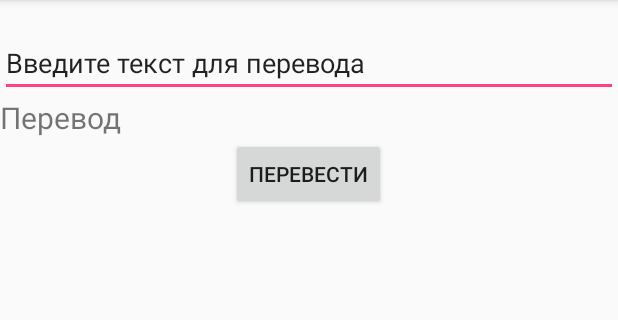
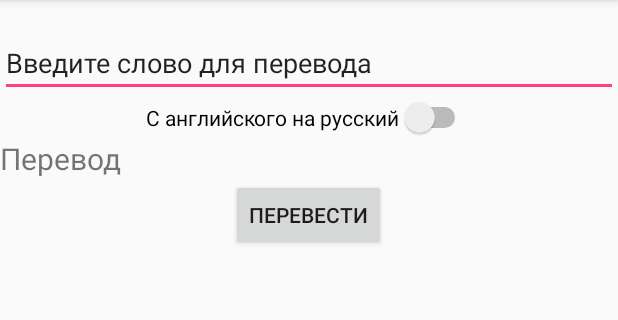
Before and after one commit to DmeetyXC/Simple-Translator, an Android app: the screen it shows after launch (MainActivity), after a tap on "ПЕРЕВЕСТИ", on a phone screen of 412 x 824 dp, the part 84-404 px from its top. Run offline under Robolectric (Android 15) with nearby library versions, the phone set to English and light mode, and no system bars.

Commit message:
Added ability to translate to English

```diff
--- a/app/src/main/java/com/example/dima/simple_translator/MainActivity.java
+++ b/app/src/main/java/com/example/dima/simple_translator/MainActivity.java
@@ -6,7 +6,9 @@ import android.support.v7.app.AppCompatActivity;
 import android.util.Log;
 import android.view.View;
 import android.widget.Button;
+import android.widget.CompoundButton;
 import android.widget.EditText;
+import android.widget.Switch;
 import android.widget.TextView;
 import android.widget.Toast;
 
@@ -26,6 +28,8 @@ public class MainActivity extends AppCompatActivity {
     private EditText inputText;
     private TextView translateText;
     private Button translateButton;
+    private Switch switch_translate;
+    private Map<String, String> mapJson;
 
     private final String URL = "https://translate.yandex.net";
     //ключ получаем в личном кабинете яндекса
@@ -48,17 +52,35 @@ public class MainActivity extends AppCompatActivity {
         inputText = (EditText) findViewById(R.id.input_text);
         translateText = (TextView) findViewById(R.id.translate_text);
         translateButton = (Button) findViewById(R.id.translate_button);
+        switch_translate = (Switch) findViewById(R.id.switch_translate);
 
         StrictMode.ThreadPolicy policy = new StrictMode.ThreadPolicy.Builder().permitAll().build();
         StrictMode.setThreadPolicy(policy);
+        mapJson = new HashMap<String, String>();
+        switchChange();
 
+        //слушатель свича
+        switch_translate.setOnCheckedChangeListener(new CompoundButton.OnCheckedChangeListener() {
+            @Override
+            public void onCheckedChanged(CompoundButton compoundButton, boolean b) {
+                switchChange();
+            }
+        });
+
+        //слушатель нажатия кнопки "Перевести"
         translateButton.setOnClickListener(new View.OnClickListener() {
             @Override
             public void onClick(View view) {
-                Map<String, String> mapJson = new HashMap<String, String>();
+                translate();
+            }
+        });
+    }
+
+    //считывание и перевод
+    private void translate () {
         mapJson.put("key", KEY);
         mapJson.put("text", inputText.getText().toString());
-                mapJson.put("lang", "en-ru");
+        //mapJson.put("lang", "en-ru");
 
         Call<Object> call = service.translate(mapJson);
         try {
@@ -78,6 +100,15 @@ public class MainActivity extends AppCompatActivity {
             Toast.makeText(getApplicationContext(),  "Ошибка" , Toast.LENGTH_LONG).show();
         }
     }
-        });
+
+    //изменения состояния свича
+    private void switchChange () {
+        if (switch_translate.isChecked()) {
+            switch_translate.setText(R.string.en);
+            mapJson.put("lang", "ru-en");
+        } else {
+            switch_translate.setText(R.string.ru);
+            mapJson.put("lang", "en-ru");
         }
     }
+}
--- a/app/src/main/res/layout/activity_main.xml
+++ b/app/src/main/res/layout/activity_main.xml
@@ -9,26 +9,34 @@
 
     <TextView
         android:id="@+id/translate_text"
-        android:layout_width="wrap_content"
+        android:layout_width="match_parent"
         android:layout_height="wrap_content"
+        android:layout_below="@+id/input_text"
+        android:layout_marginTop="27dp"
         android:text="@string/tranlate_text"
+        android:textSize="20dp"
         app:layout_constraintBottom_toBottomOf="parent"
         app:layout_constraintLeft_toLeftOf="parent"
         app:layout_constraintRight_toRightOf="parent"
         app:layout_constraintTop_toTopOf="parent"
         app:layout_constraintVertical_bias="0.186"
+        android:layout_alignParentEnd="true" />
+
+    <Switch
+        android:id="@+id/switch_translate"
+        android:layout_width="wrap_content"
+        android:layout_height="wrap_content"
+        android:text="@string/ru"
         android:layout_below="@+id/input_text"
-        android:layout_alignParentEnd="true"
-        android:layout_alignParentStart="true"
-        android:textSize="20dp"/>
+        android:layout_centerHorizontal="true" />
 
     <Button
         android:id="@+id/translate_button"
         android:layout_width="wrap_content"
         android:layout_height="wrap_content"
+        android:text="@string/translate"
         android:layout_below="@+id/translate_text"
-        android:layout_centerHorizontal="true"
-        android:text="@string/translate" />
+        android:layout_centerHorizontal="true" />
 
     <EditText
         android:id="@+id/input_text"
--- a/app/src/main/res/values/strings.xml
+++ b/app/src/main/res/values/strings.xml
@@ -1,6 +1,8 @@
 <resources>
     <string name="app_name">Simple-Translator</string>
     <string name="translate">Перевести</string>
-    <string name="input_text">Введите текст для перевода</string>
+    <string name="input_text">Введите слово для перевода</string>
     <string name="tranlate_text">Перевод</string>
+    <string name="en">С русского на английский</string>
+    <string name="ru">С английского на русский</string>
 </resources>
```
Lines whose indentation alone changed are shown as unchanged.
